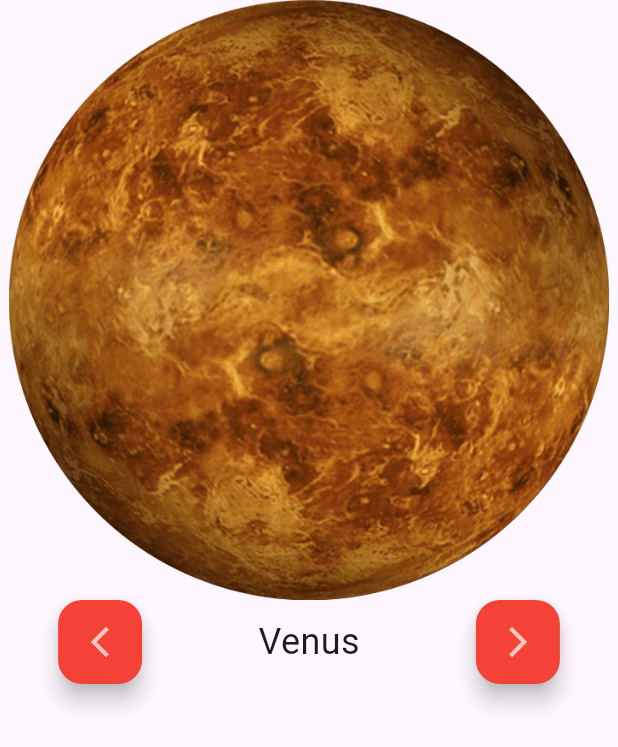
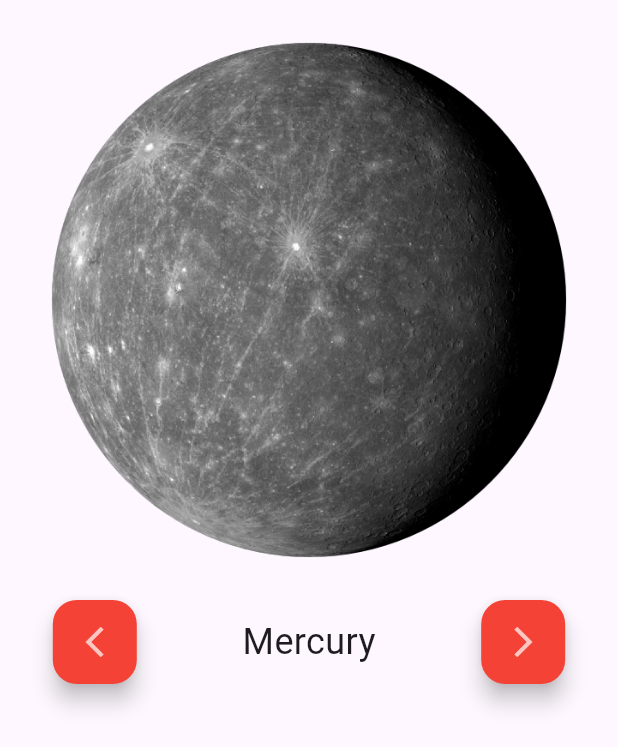
Before and after one commit to Loay-27/planet, a Flutter app: the ShowPlanets screen opened directly, after a tap on the "arrow back ios new" icon, on a phone screen of 412 x 824 dp. Shown: the top 747 px of the screen. Run offline on Flutter 3.47's test engine with Material 3 defaults, Android fonts, the phone set to English and light mode, and no system bars.

Commit message:
create model

```diff
--- a/lib/constant.dart
+++ b/lib/constant.dart
@@ -1,52 +0,0 @@
-import 'package:flutter/material.dart';
-
-List<Map<String,dynamic>> planets =
-[
-  {
-    'name' : 'Earth',
-    'image' : Image.asset('assets/images/earth.png'),
-    'description' : 'Earth is the only known planet in the universe that supports life. Its unique combination of factors, including liquid water, a breathable atmosphere, and a suitable distance from the Sun, has created the ideal conditions for the development of complex organisms. Earth s magnetic field protected from harmful solar radiation, and its atmosphere helps to regulate temperature and weather patterns.',
-    'distance' : '149598026',
-    'length' : '23.93',
-    'orbit' : '1',
-    'radius' : '6971',
-    'mass' : '5.972 * 10^24',
-    'surface' : '5.10 * 10^8',
-  },
-  {
-    'name' : 'Venus',
-    'image' : Image.asset('assets/images/venus.png'),
-    'description' : 'Earth is the only known planet in the universe that supports life. Its unique combination of factors, including liquid water, a breathable atmosphere, and a suitable distance from the Sun, has created the ideal conditions for the development of complex organisms. Earth s magnetic field protected from harmful solar radiation, and its atmosphere helps to regulate temperature and weather patterns.',
-    'distance' : '2015',
-    'length' : '23.93',
-    'orbit' : '1',
-    'radius' : '6971',
-    'mass' : '5.972 * 10^24',
-    'surface' : '5.10 * 10^8',
-  },
-];
-
-
-
-
-
-
-
-
-
-
-
-
-
-Map<String,Image> planetMap =
-{
-'Earth' : Image.asset('assets/images/earth.png'),
-'Venus' : Image.asset('assets/images/venus.png'),
-'Uranus' : Image.asset('assets/images/uranus.png'),
-'Sun' : Image.asset('assets/images/sun.png'),
-'Saturn' : Image.asset('assets/images/saturn.png'),
-'Neptune' : Image.asset('assets/images/neptune.png'),
-'Mercury' : Image.asset('assets/images/mercury.png'),
-'Mars' : Image.asset('assets/images/mars.png'),
-'Jupiter' : Image.asset('assets/images/jupiter.png'),
-};
--- /dev/null
+++ b/lib/controller/planets_controller.dart
@@ -0,0 +1,3 @@
+import 'package:untitled1/model/planets_model.dart';
+
+List<PlanetsModel> list = List<PlanetsModel>.from((solarSystemData).map((e) => PlanetsModel.fromMap(e))).toList();
--- /dev/null
+++ b/lib/model/planets_model.dart
@@ -0,0 +1,167 @@
+import 'package:flutter/material.dart';
+
+class PlanetsModel {
+  String? name;
+  Image? image;
+  String? title;
+  String? description;
+  int? distance;
+  double? length;
+  double? orbit;
+  double? radius;
+  String? mass;
+  String? surface;
+
+  PlanetsModel.fromMap(Map<String, dynamic> map) {
+    name = map['planetName'];
+    image = map['pngImage'];
+    title = map['title'];
+    description = map['about'];
+    distance = map['distanceFromSunKm'];
+    length = map['lengthOfDayHours'];
+    orbit = map['orbitalPeriodYears'];
+    radius = map['radiusKm'];
+    mass = map['massKg'];
+    surface = map['surfaceAreaKm2'];
+  }
+}
+
+
+List<Map<String, dynamic>> solarSystemData =
+[
+  {
+    'planetName': 'Sun',
+    'pngImage': Image.asset('assets/images/sun.png'),
+    'threeDModel': 'sun.glb',
+    'title': "The Sun: Our Solar System's Star",
+    'about':
+        "The Sun is the heart of our solar system, a massive ball of plasma that provides heat, light, and energy to everything within its gravitational pull. Its immense size and temperature are fueled by nuclear fusion, a process that combines hydrogen atoms into helium, releasing vast amounts of energy. The Sun's magnetic field, which is constantly changing, influences solar activity like sunspots and solar flares, affecting space weather and potentially disrupting Earth-based technologies.",
+    'distanceFromSunKm': 0,
+    'lengthOfDayHours': 0.0,
+    'orbitalPeriodYears': 0.0,
+    'radiusKm': 695700.0,
+    'massKg': '1.989 × 10³⁰',
+    'gravityMps2': 274.0,
+    'surfaceAreaKm2': '6.09 × 10¹²'
+  },
+  {
+    'planetName': 'Mercury',
+    'pngImage': Image.asset('assets/images/mercury.png'),
+    'threeDModel': 'mercury.glb',
+    'title': 'Mercury: The Closest Planet',
+    'about':
+        "The Sun is the heart of our solar system, a massive ball of plasma that provides heat, light, and energy to everything within its gravitational pull. Its immense size and temperature are fueled by nuclear fusion, a process that combines hydrogen atoms into helium, releasing vast amounts of energy. The Sun's magnetic field, which is constantly changing, influences solar activity like sunspots and solar flares, affecting space weather and potentially disrupting Earth-based technologies.",
+    'distanceFromSunKm': 57909227,
+    'lengthOfDayHours': 1407.6,
+    'orbitalPeriodYears': 0.24,
+    'radiusKm': 2439.7,
+    'massKg': '3.301 × 10²³',
+    'gravityMps2': 3.7,
+    'surfaceAreaKm2': '7.48 × 10⁷'
+  },
+  {
+    'planetName': 'Venus',
+    'pngImage': Image.asset('assets/images/venus.png'),
+    'threeDModel': 'venus.glb',
+    'title': "Venus: Earth's Toxic Twin",
+    'about':
+        "Venus is often referred to as Earth's twin due to its similar size and composition. However, its thick atmosphere, composed primarily of carbon dioxide, traps heat, making it the hottest planet in our solar system. This greenhouse effect has created a hostile environment with temperatures hot enough to melt lead. Venus is also shrouded in a thick layer of sulfuric acid clouds, which reflect sunlight and give it a yellowish appearance.",
+    'distanceFromSunKm': 108209072,
+    'lengthOfDayHours': 5832.2,
+    'orbitalPeriodYears': 0.62,
+    'radiusKm': 6051.8,
+    'massKg': '4.867 × 10²⁴',
+    'gravityMps2': 8.87,
+    'surfaceAreaKm2': '4.60 × 10⁸'
+  },
+  {
+    'planetName': 'Earth',
+    'pngImage': Image.asset('assets/images/earth.png'),
+    'threeDModel': 'earth.glb',
+    'title': 'Earth: Our Blue Marble',
+    'about':
+        "Earth is the only known planet in the universe that supports life. Its unique combination of factors, including liquid water, a breathable atmosphere, and a suitable distance from the Sun, has created the ideal conditions for the development of complex organisms. Earth's magnetic field protects it from harmful solar radiation, and its atmosphere helps to regulate temperature and weather patterns.",
+    'distanceFromSunKm': 149598026,
+    'lengthOfDayHours': 23.93,
+    'orbitalPeriodYears': 1.0,
+    'radiusKm': 6371.0,
+    'massKg': '5.972 × 10²⁴',
+    'gravityMps2': 9.81,
+    'surfaceAreaKm2': '5.10 × 10⁸'
+  },
+  {
+    'planetName': 'Mars',
+    'pngImage': Image.asset('assets/images/mars.png'),
+    'threeDModel': 'mars.glb',
+    'title': 'Mars: The Red Planet',
+    'about':
+        "Mars, often called the Red Planet due to its reddish hue caused by iron oxide, is a cold, rocky world with a thin atmosphere. It has polar ice caps, ancient riverbeds, and evidence of past volcanic activity, suggesting that it once had a warmer, wetter climate. Mars is a prime target for exploration due to its potential for past or present life, and NASA's Perseverance rover is currently searching for signs of ancient microbial life on the planet's surface.",
+    'distanceFromSunKm': 227943824,
+    'lengthOfDayHours': 24.62,
+    'orbitalPeriodYears': 1.88,
+    'radiusKm': 3389.5,
+    'massKg': '6.39 × 10²³',
+    'gravityMps2': 3.71,
+    'surfaceAreaKm2': '1.45 × 10⁸'
+  },
+  {
+    'planetName': 'Jupiter',
+    'pngImage': Image.asset('assets/images/jupiter.png'),
+    'threeDModel': 'jupiter.glb',
+    'title': 'Jupiter: The Gas Giant',
+    'about':
+        'Jupiter is the largest planet in our solar system, a gas giant composed primarily of hydrogen and helium. Its Great Red Spot, a massive storm that has been raging for centuries, is a testament to its turbulent atmosphere. Jupiter has a strong magnetic field and numerous moons, including Europa, which is believed to have a subsurface ocean that could potentially harbor life.',
+    'distanceFromSunKm': 778547669,
+    'lengthOfDayHours': 9.92,
+    'orbitalPeriodYears': 11.86,
+    'radiusKm': 69911.0,
+    'massKg': '1.898 × 10²⁷',
+    'gravityMps2': 24.79,
+    'surfaceAreaKm2': '6.21 × 10¹⁵'
+  },
+  {
+    'planetName': 'Saturn',
+    'pngImage': Image.asset('assets/images/saturn.png'),
+    'threeDModel': 'saturn.glb',
+    'title': 'Saturn: The Ringed Planet',
+    'about':
+        "Saturn is best known for its spectacular rings, which are composed of countless ice particles and rocks. It is a gas giant with a composition similar to Jupiter, but its rings and moons give it a distinct appearance. Saturn's largest moon, Titan, has a thick atmosphere and is the only known celestial body outside of Earth with liquid lakes and rivers.",
+    'distanceFromSunKm': 1426666422,
+    'lengthOfDayHours': 10.66,
+    'orbitalPeriodYears': 29.46,
+    'radiusKm': 58232.0,
+    'massKg': '5.683 × 10²⁶',
+    'gravityMps2': 10.44,
+    'surfaceAreaKm2': '4.27 × 10¹⁵'
+  },
+  {
+    'planetName': 'Uranus',
+    'pngImage': Image.asset('assets/images/uranus.png'),
+    'threeDModel': 'uranus.glb',
+    'title': 'Uranus: The Tilted Planet',
+    'about':
+        "Uranus is an ice giant with a unique axial tilt, causing its seasons to be extreme. It is surrounded by faint rings and has numerous moons, including Miranda, known for its chaotic terrain. Uranus's atmosphere is composed primarily of hydrogen, helium, and methane, giving it a pale blue color.",
+    'distanceFromSunKm': 2870990000,
+    'lengthOfDayHours': 17.24,
+    'orbitalPeriodYears': 84.01,
+    'radiusKm': 25362.0,
+    'massKg': '8.681 × 10²⁵',
+    'gravityMps2': 8.69,
+    'surfaceAreaKm2': '8.1 × 10¹⁵'
+  },
+  {
+    'planetName': 'Neptune',
+    'pngImage': Image.asset('assets/images/neptune.png'),
+    'threeDModel': 'neptune.glb',
+    'title': 'Neptune: The Distant World',
+    'about':
+        'Neptune is the farthest planet from the Sun and is another ice giant. Its atmosphere is similar to Uranus, but it is a deeper blue color due to the presence of methane. Neptune has several moons, including Triton, which orbits the planet in a retrograde direction and is believed to be a captured Kuiper Belt object.',
+    'distanceFromSunKm': 4498252900,
+    'lengthOfDayHours': 16.11,
+    'orbitalPeriodYears': 164.8,
+    'radiusKm': 24622.0,
+    'massKg': '1.024 × 10²⁶',
+    'gravityMps2': 11.15,
+    'surfaceAreaKm2': '7.65 × 10¹⁵'
+  }
+];
--- a/lib/my_test.dart
+++ b/lib/my_test.dart
@@ -1,5 +1,5 @@
 import 'package:flutter/material.dart';
-import 'package:untitled1/constant.dart';
+import 'package:untitled1/model/planets_model.dart';
 import 'package:untitled1/screen/widget/custom_floating_button.dart';
 
 class ShowPlanets extends StatefulWidget {
@@ -9,16 +9,16 @@ class ShowPlanets extends StatefulWidget {
   State<ShowPlanets> createState() => _ShowPlanetsState();
 }
 
+
 class _ShowPlanetsState extends State<ShowPlanets> {
   int currentIndex = 0;
 
+
   @override
   Widget build(BuildContext context) {
+    List<PlanetsModel> spac;
 
-    final entries = planetMap.entries.toList();
-    final currentKey = entries[currentIndex].key;
-    final currentValue = entries[currentIndex].value;
-
+    spac = List<PlanetsModel>.from((solarSystemData).map((e) => PlanetsModel.fromMap(e))).toList();
 
     return Scaffold(
       body: SafeArea(
@@ -27,7 +27,7 @@ class _ShowPlanetsState extends State<ShowPlanets> {
             SizedBox(
               height: 400,
               width: double.infinity,
-              child: currentValue,
+              child: spac[currentIndex].image,
             ),
             Row(
               mainAxisAlignment: MainAxisAlignment.spaceAround,
@@ -35,7 +35,7 @@ class _ShowPlanetsState extends State<ShowPlanets> {
                 CustomFloutingButton(
                   icon: Icons.arrow_back_ios_new,
                   onPress: () {
-                    if(currentIndex < entries.length -1){
+                    if(currentIndex < spac.length -1 ){
                       currentIndex ++;
                     }
                     setState(() {
@@ -44,7 +44,7 @@ class _ShowPlanetsState extends State<ShowPlanets> {
                   },
                 ),
                 Text(
-                  currentKey,
+                  spac[currentIndex].name.toString(),
                   style: const TextStyle(fontSize: 24),
                 ),
                 CustomFloutingButton(
--- a/lib/screen/home.dart
+++ b/lib/screen/home.dart
@@ -1,5 +1,5 @@
 import 'package:flutter/material.dart';
-import 'package:untitled1/constant.dart';
+import 'package:untitled1/controller/planets_controller.dart';
 import 'package:untitled1/screen/planet_details.dart';
 import 'package:untitled1/screen/widget/custom_button.dart';
 import 'package:untitled1/screen/widget/custom_floating_button.dart';
@@ -21,9 +21,6 @@ class _HomeScreenState extends State<HomeScreen> {
 
   @override
   Widget build(BuildContext context) {
-
-    final planet = planets[currentIndex];
-
     return Scaffold(
       backgroundColor: Colors.black,
       body: Stack(
@@ -51,7 +48,7 @@ class _HomeScreenState extends State<HomeScreen> {
               SizedBox(
                 height: 400,
                 width: double.infinity,
-                child: planet['image'],
+                child: list[currentIndex].image,
               ),
               Padding(
                 padding: const EdgeInsets.all(16),
@@ -68,8 +65,7 @@ class _HomeScreenState extends State<HomeScreen> {
                         setState(() {});
                       },
                     ),
-                    //    SizedBox(width: 90),
-                     Text(planet['name'],
+                     Text(list[currentIndex].name.toString(),
                         style: const TextStyle(
                             color: Colors.white,
                             fontSize: 24,
@@ -78,7 +74,7 @@ class _HomeScreenState extends State<HomeScreen> {
                       heroTag: 'uniqueTag2',
                       icon: Icons.arrow_forward,
                       onPress: () {
-                        if (currentIndex < planets.length -1) {
+                        if (currentIndex < list.length -1) {
                           currentIndex++;
                         }
                         setState(() {});
--- a/lib/screen/planet_details.dart
+++ b/lib/screen/planet_details.dart
@@ -1,8 +1,7 @@
 import 'package:flutter/material.dart';
+import 'package:untitled1/controller/planets_controller.dart';
 import 'package:untitled1/screen/home.dart';
 import 'package:untitled1/screen/widget/custom_details_text.dart';
-
-import '../constant.dart';
 
 class PlanetScreen extends StatelessWidget {
   const PlanetScreen({super.key});
@@ -11,7 +10,7 @@ class PlanetScreen extends StatelessWidget {
 
   @override
   Widget build(BuildContext context) {
-    final planet = planets[currentIndex];
+
     return Scaffold(
         backgroundColor: Colors.black,
         body: Stack(
@@ -24,17 +23,17 @@ class PlanetScreen extends StatelessWidget {
 
                 Container(
                   alignment: Alignment.topCenter,
-                  child:  Text(planet['name'],
+                  child:  Text(list[currentIndex].name.toString(),
                       style: const TextStyle(
                           fontSize: 24,
                           fontWeight: FontWeight.w700,
                           color: Colors.white)),
                 ),
                 const SizedBox(height: 110),
-                const Padding(
-                  padding: EdgeInsets.only(left: 8),
-                  child: Text('Earth: Our Blue Marble',
-                      style: TextStyle(
+                 Padding(
+                  padding: const EdgeInsets.only(left: 8),
+                  child: Text(list[currentIndex].title.toString(),
+                      style: const TextStyle(
                           color: Colors.white,
                           fontWeight: FontWeight.w700,
                           fontSize: 24)),
@@ -42,23 +41,23 @@ class PlanetScreen extends StatelessWidget {
                 SizedBox(
                   height: 280,
                   width: double.infinity,
-                  child: planet['image'],
+                  child: list[currentIndex].image,
                 ),
 
                 // SizedBox(height: 10),
                  Text(
-                   planet['description'],
+                   list[currentIndex].description.toString(),
                     style: const TextStyle(
                         color: Colors.white,
                         fontSize: 16,
                         fontWeight: FontWeight.w400)),
                 const SizedBox(height: 10,),
-                 CustomDetailsText(text: 'Distance from Sun (km) : ${planet['distance']}'),
-                 CustomDetailsText(text: 'Length of Day (hours) : 23.93'),
-                 CustomDetailsText(text: 'Orbital Period (Earth years) : 1'),
-                 CustomDetailsText(text: 'Radius (km) : 6371'),
-                 CustomDetailsText(text: 'Mass (kg) : 5.972 × 10²⁴'),
-                 CustomDetailsText(text: 'Surface Area (km²) : 5.10 × 10⁸'),
+                 CustomDetailsText(text: 'Distance from Sun (km) : ${list[currentIndex].distance.toString()}'),
+                 CustomDetailsText(text: 'Length of Day (hours) : ${list[currentIndex].length.toString()}'),
+                 CustomDetailsText(text: 'Orbital Period (Earth years) : ${list[currentIndex].orbit.toString()}'),
+                 CustomDetailsText(text: 'Radius (km) : ${list[currentIndex].radius.toString()}'),
+                 CustomDetailsText(text: 'Mass (kg) : ${list[currentIndex].mass.toString()}'),
+                 CustomDetailsText(text: 'Surface Area (km²) : ${list[currentIndex].surface.toString()}'),
               ],
             ),
             Container(
```
